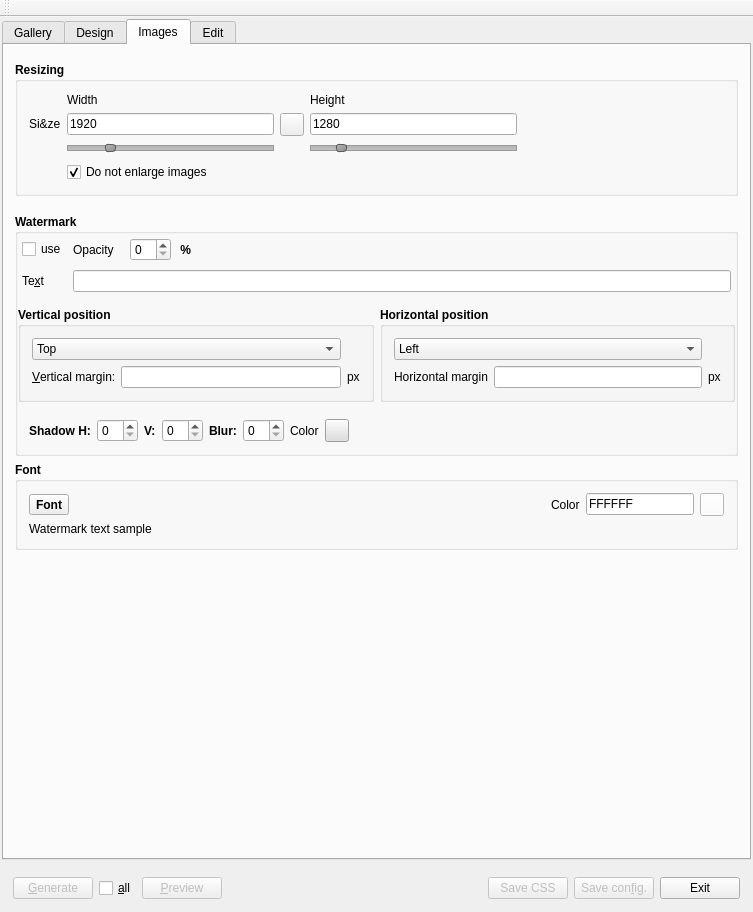
Old version of the form src/falcong.ui in the repository solyoma/falconG.
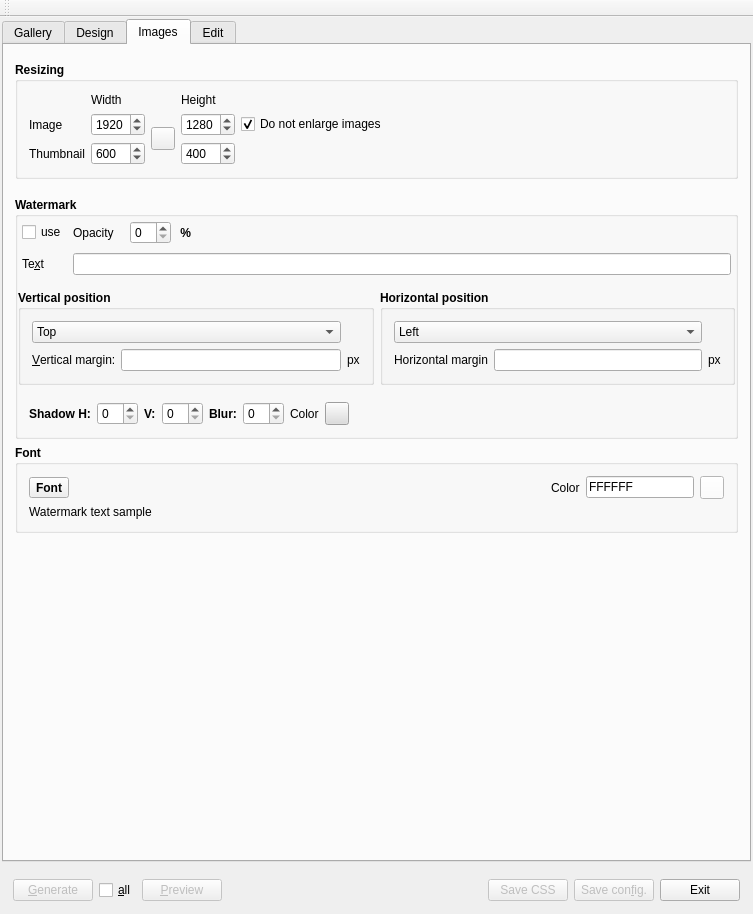
New version of the form. The open tabs and pages were chosen to show the change. Icons and pictures are not drawn. Custom widgets are drawn as their Qt base class.

Diff of the .ui file:
```diff
--- a/src/falcong.ui
+++ b/src/falcong.ui
@@ -806,16 +806,6 @@
                <string>Google Analytics</string>
               </property>
               <layout class="QGridLayout" name="gridLayout_2">
-               <item row="1" column="1">
-                <widget class="QLineEdit" name="edtTrackingCode">
-                 <property name="font">
-                  <font>
-                   <weight>50</weight>
-                   <bold>false</bold>
-                  </font>
-                 </property>
-                </widget>
-               </item>
                <item row="0" column="0">
                 <widget class="QCheckBox" name="chkUseGoogleAnalytics">
                  <property name="font">
@@ -829,7 +819,7 @@
                  </property>
                 </widget>
                </item>
-               <item row="1" column="0">
+               <item row="0" column="1">
                 <widget class="QLabel" name="label_9">
                  <property name="font">
                   <font>
@@ -845,6 +835,16 @@
                  </property>
                 </widget>
                </item>
+               <item row="0" column="2">
+                <widget class="QLineEdit" name="edtTrackingCode">
+                 <property name="font">
+                  <font>
+                   <weight>50</weight>
+                   <bold>false</bold>
+                  </font>
+                 </property>
+                </widget>
+               </item>
               </layout>
              </widget>
             </item>
@@ -866,7 +866,7 @@
                <string>Advanced (you may leave theese alone)</string>
               </property>
               <layout class="QFormLayout" name="formLayout_2">
-               <item row="0" column="0">
+               <item row="1" column="0">
                 <widget class="QLabel" name="label_23">
                  <property name="minimumSize">
                   <size>
@@ -881,15 +881,15 @@
                   </font>
                  </property>
                  <property name="text">
-                  <string>Image directory</string>
+                  <string>Thumbnails into</string>
                  </property>
                  <property name="buddy">
-                  <cstring>edtImg</cstring>
+                  <cstring>edtThumb</cstring>
                  </property>
                 </widget>
                </item>
-               <item row="0" column="1">
-                <widget class="QLineEdit" name="edtImg">
+               <item row="1" column="1">
+                <widget class="QLineEdit" name="edtThumb">
                  <property name="font">
                   <font>
                    <weight>50</weight>
@@ -901,11 +901,11 @@
 Iinside gallery root if no absolute or relative path is given.</string>
                  </property>
                  <property name="placeholderText">
-                  <string>img</string>
+                  <string>thumb</string>
                  </property>
                 </widget>
                </item>
-               <item row="1" column="0">
+               <item row="2" column="0">
                 <widget class="QLabel" name="label_22">
                  <property name="font">
                   <font>
@@ -921,7 +921,7 @@
                  </property>
                 </widget>
                </item>
-               <item row="1" column="1">
+               <item row="2" column="1">
                 <widget class="QLineEdit" name="edtAlbumDir">
                  <property name="font">
                   <font>
@@ -934,7 +934,7 @@
                  </property>
                 </widget>
                </item>
-               <item row="2" column="0">
+               <item row="3" column="0">
                 <widget class="QLabel" name="label_44">
                  <property name="font">
                   <font>
@@ -950,7 +950,7 @@
                  </property>
                 </widget>
                </item>
-               <item row="2" column="1">
+               <item row="3" column="1">
                 <widget class="QLineEdit" name="edtFontDir">
                  <property name="font">
                   <font>
@@ -968,7 +968,7 @@
                  </property>
                 </widget>
                </item>
-               <item row="3" column="0">
+               <item row="4" column="0">
                 <widget class="QLabel" name="label_46">
                  <property name="font">
                   <font>
@@ -984,7 +984,7 @@
                  </property>
                 </widget>
                </item>
-               <item row="3" column="1">
+               <item row="4" column="1">
                 <widget class="QLineEdit" name="edtDefaultFonts">
                  <property name="font">
                   <font>
@@ -1004,7 +1004,7 @@
                  </property>
                 </widget>
                </item>
-               <item row="4" column="0">
+               <item row="5" column="0">
                 <widget class="QLabel" name="label_45">
                  <property name="font">
                   <font>
@@ -1020,7 +1020,7 @@
                  </property>
                 </widget>
                </item>
-               <item row="4" column="1">
+               <item row="5" column="1">
                 <widget class="QLineEdit" name="edtBaseName">
                  <property name="font">
                   <font>
@@ -1036,6 +1036,45 @@
                  </property>
                 </widget>
                </item>
+               <item row="0" column="0">
+                <widget class="QLabel" name="label_56">
+                 <property name="minimumSize">
+                  <size>
+                   <width>93</width>
+                   <height>0</height>
+                  </size>
+                 </property>
+                 <property name="font">
+                  <font>
+                   <weight>50</weight>
+                   <bold>false</bold>
+                  </font>
+                 </property>
+                 <property name="text">
+                  <string>Image directory</string>
+                 </property>
+                 <property name="buddy">
+                  <cstring>edtThumb</cstring>
+                 </property>
+                </widget>
+               </item>
+               <item row="0" column="1">
+                <widget class="QLineEdit" name="edtImg">
+                 <property name="font">
+                  <font>
+                   <weight>50</weight>
+                   <bold>false</bold>
+                  </font>
+                 </property>
+                 <property name="toolTip">
+                  <string>Directory for all images. 
+Iinside gallery root if no absolute or relative path is given.</string>
+                 </property>
+                 <property name="placeholderText">
+                  <string>img</string>
+                 </property>
+                </widget>
+               </item>
               </layout>
              </widget>
             </item>
@@ -2810,86 +2849,7 @@
                <string>Resizing</string>
               </property>
               <layout class="QGridLayout" name="gridLayout">
-               <item row="0" column="1">
-                <widget class="QLabel" name="label_2">
-                 <property name="font">
-                  <font>
-                   <weight>50</weight>
-                   <bold>false</bold>
-                  </font>
-                 </property>
-                 <property name="text">
-                  <string>Width</string>
-                 </property>
-                 <property name="buddy">
-                  <cstring>edtImageWidth</cstring>
-                 </property>
-                </widget>
-               </item>
-               <item row="1" column="3">
-                <widget class="QLineEdit" name="edtImageHeight">
-                 <property name="sizePolicy">
-                  <sizepolicy hsizetype="Minimum" vsizetype="Fixed">
-                   <horstretch>0</horstretch>
-                   <verstretch>0</verstretch>
-                  </sizepolicy>
-                 </property>
-                 <property name="font">
-                  <font>
-                   <weight>50</weight>
-                   <bold>false</bold>
-                  </font>
-                 </property>
-                 <property name="text">
-                  <string>1280</string>
-                 </property>
-                </widget>
-               </item>
-               <item row="2" column="1">
-                <widget class="QSlider" name="slWidth">
-                 <property name="font">
-                  <font>
-                   <weight>50</weight>
-                   <bold>false</bold>
-                  </font>
-                 </property>
-                 <property name="styleSheet">
-                  <string notr="true">QSlider::groove:horizontal {
-    border: 1px solid #999999;
-    height: 4px; /* the groove expands to the size of the slider by default. by giving it a height, it has a fixed size */
-    background: qlineargradient(x1:0, y1:0, x2:0, y2:1, stop:0 #B1B1B1, stop:1 #c4c4c4);
-    margin: 1px 0;
-}
-
-QSlider::handle:horizontal {
-    background: qlineargradient(x1:0, y1:0, x2:1, y2:1, stop:0 #b4b4b4, stop:1 #8f8f8f);
-    border: 1px solid #5c5c5c;
-    width: 9px;
-    margin: -2px 0; /* handle is placed by default on the contents rect of the groove. Expand outside the groove */
-    border-radius: 3px;
-}</string>
-                 </property>
-                 <property name="minimum">
-                  <number>0</number>
-                 </property>
-                 <property name="maximum">
-                  <number>9999</number>
-                 </property>
-                 <property name="singleStep">
-                  <number>10</number>
-                 </property>
-                 <property name="pageStep">
-                  <number>108</number>
-                 </property>
-                 <property name="value">
-                  <number>1920</number>
-                 </property>
-                 <property name="orientation">
-                  <enum>Qt::Horizontal</enum>
-                 </property>
-                </widget>
-               </item>
-               <item row="0" column="3">
+               <item row="0" column="4">
                 <widget class="QLabel" name="label_3">
                  <property name="font">
                   <font>
@@ -2900,8 +2860,18 @@
                  <property name="text">
                   <string>Height</string>
                  </property>
-                 <property name="buddy">
-                  <cstring>edtImageHeight</cstring>
+                </widget>
+               </item>
+               <item row="0" column="1">
+                <widget class="QLabel" name="label_2">
+                 <property name="font">
+                  <font>
+                   <weight>50</weight>
+                   <bold>false</bold>
+                  </font>
+                 </property>
+                 <property name="text">
+                  <string>Width</string>
                  </property>
                 </widget>
                </item>
@@ -2914,30 +2884,97 @@
                   </font>
                  </property>
                  <property name="text">
-                  <string>Si&amp;ze</string>
+                  <string>Image</string>
                  </property>
                 </widget>
                </item>
-               <item row="1" column="1">
-                <widget class="QLineEdit" name="edtImageWidth">
-                 <property name="sizePolicy">
-                  <sizepolicy hsizetype="Minimum" vsizetype="Fixed">
-                   <horstretch>0</horstretch>
-                   <verstretch>0</verstretch>
-                  </sizepolicy>
+               <item row="1" column="5">
+                <widget class="QCheckBox" name="chkDoNotEnlarge">
+                 <property name="font">
+                  <font>
+                   <weight>50</weight>
+                   <bold>false</bold>
+                  </font>
                  </property>
+                 <property name="text">
+                  <string>Do not enlarge images</string>
+                 </property>
+                 <property name="checked">
+                  <bool>true</bool>
+                 </property>
+                </widget>
+               </item>
+               <item row="2" column="1">
+                <widget class="QSpinBox" name="sbThumbnailWidth">
                  <property name="font">
                   <font>
                    <weight>50</weight>
                    <bold>false</bold>
                   </font>
                  </property>
+                 <property name="minimum">
+                  <number>50</number>
+                 </property>
+                 <property name="maximum">
+                  <number>8192</number>
+                 </property>
+                 <property name="singleStep">
+                  <number>10</number>
+                 </property>
+                 <property name="value">
+                  <number>600</number>
+                 </property>
+                </widget>
+               </item>
+               <item row="2" column="4">
+                <widget class="QSpinBox" name="sbThumbnailHeight">
+                 <property name="font">
+                  <font>
+                   <weight>50</weight>
+                   <bold>false</bold>
+                  </font>
+                 </property>
+                 <property name="minimum">
+                  <number>50</number>
+                 </property>
+                 <property name="maximum">
+                  <number>8192</number>
+                 </property>
+                 <property name="singleStep">
+                  <number>10</number>
+                 </property>
+                 <property name="value">
+                  <number>400</number>
+                 </property>
+                </widget>
+               </item>
+               <item row="2" column="0">
+                <widget class="QLabel" name="label_7">
+                 <property name="font">
+                  <font>
+                   <weight>50</weight>
+                   <bold>false</bold>
+                  </font>
+                 </property>
                  <property name="text">
-                  <string>1920</string>
+                  <string>Thumbnail</string>
                  </property>
                 </widget>
                </item>
-               <item row="0" column="2" rowspan="3">
+               <item row="1" column="6">
+                <spacer name="horizontalSpacer_9">
+                 <property name="orientation">
+                  <enum>Qt::Horizontal</enum>
+                 </property>
+                 <property name="sizeHint" stdset="0">
+                  <size>
+                   <width>40</width>
+                   <height>20</height>
+                  </size>
+                 </property>
+                </spacer>
+               </item>
+               <item row="1" column="2" rowspan="2">
                 <widget class="QToolButton" name="btnLink">
                  <property name="font">
                   <font>
@@ -2957,79 +2994,50 @@
                  </property>
                 </widget>
                </item>
-               <item row="3" column="1" colspan="3">
-                <widget class="QCheckBox" name="chkDoNotEnlarge">
+               <item row="1" column="1">
+                <widget class="QSpinBox" name="sbImageWidth">
                  <property name="font">
                   <font>
                    <weight>50</weight>
                    <bold>false</bold>
                   </font>
                  </property>
-                 <property name="text">
-                  <string>Do not enlarge images</string>
+                 <property name="minimum">
+                  <number>50</number>
                  </property>
-                 <property name="checked">
-                  <bool>true</bool>
+                 <property name="maximum">
+                  <number>8192</number>
+                 </property>
+                 <property name="singleStep">
+                  <number>10</number>
+                 </property>
+                 <property name="value">
+                  <number>1920</number>
                  </property>
                 </widget>
                </item>
-               <item row="2" column="3">
-                <widget class="QSlider" name="slHeight">
+               <item row="1" column="4">
+                <widget class="QSpinBox" name="sbImageHeight">
                  <property name="font">
                   <font>
                    <weight>50</weight>
                    <bold>false</bold>
                   </font>
                  </property>
-                 <property name="styleSheet">
-                  <string notr="true">QSlider::groove:horizontal {
-    border: 1px solid #999999;
-    height: 4px; /* the groove expands to the size of the slider by default. by giving it a height, it has a fixed size */
-    background: qlineargradient(x1:0, y1:0, x2:0, y2:1, stop:0 #B1B1B1, stop:1 #c4c4c4);
-    margin: 1px 0;
-}
-
-QSlider::handle:horizontal {
-    background: qlineargradient(x1:0, y1:0, x2:1, y2:1, stop:0 #b4b4b4, stop:1 #8f8f8f);
-    border: 1px solid #5c5c5c;
-    width: 9px;
-    margin: -2px 0; /* handle is placed by default on the contents rect of the groove. Expand outside the groove */
-    border-radius: 3px;
-}</string>
-                 </property>
                  <property name="minimum">
-                  <number>0</number>
+                  <number>50</number>
                  </property>
                  <property name="maximum">
-                  <number>9999</number>
+                  <number>8192</number>
                  </property>
                  <property name="singleStep">
                   <number>10</number>
                  </property>
-                 <property name="pageStep">
-                  <number>108</number>
-                 </property>
                  <property name="value">
                   <number>1280</number>
                  </property>
-                 <property name="orientation">
-                  <enum>Qt::Horizontal</enum>
-                 </property>
                 </widget>
                </item>
-               <item row="1" column="4">
-                <spacer name="horizontalSpacer_9">
-                 <property name="orientation">
-                  <enum>Qt::Horizontal</enum>
-                 </property>
-                 <property name="sizeHint" stdset="0">
-                  <size>
-                   <width>40</width>
-                   <height>20</height>
-                  </size>
-                 </property>
-                </spacer>
-               </item>
               </layout>
              </widget>
             </item>
```
Left out of the diff: 9 changed lines with no effect on the pictures.
